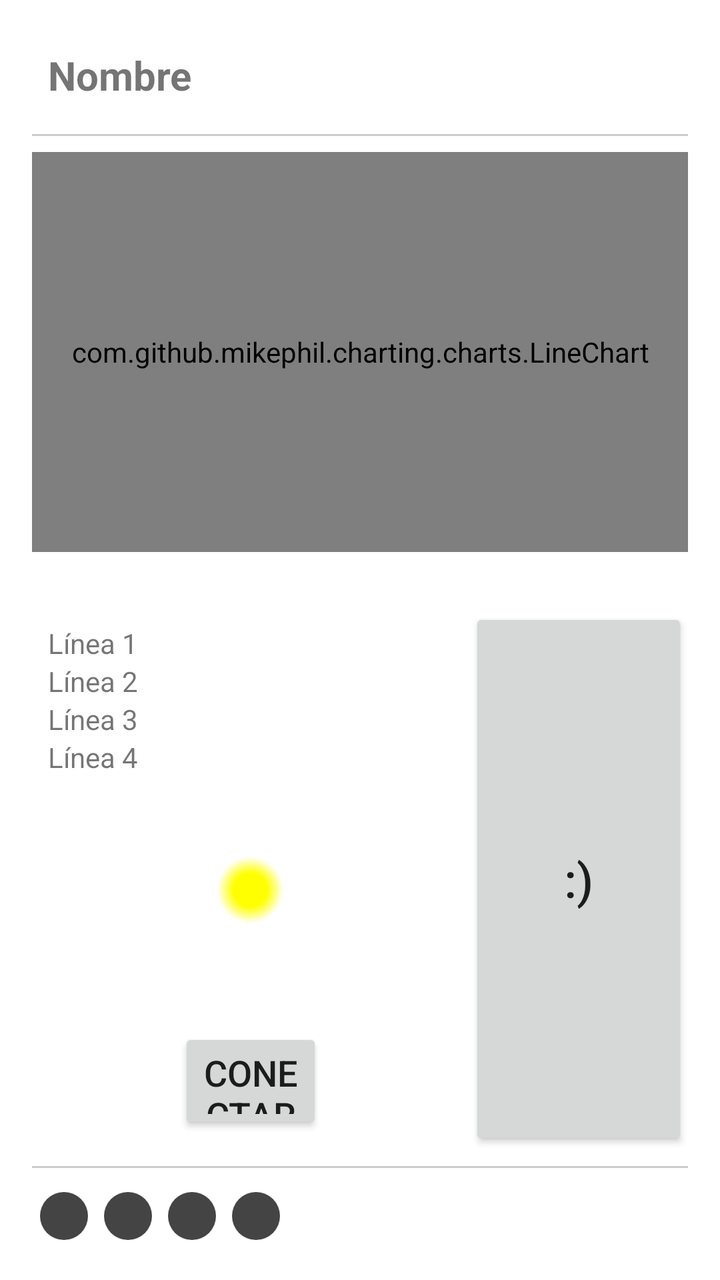
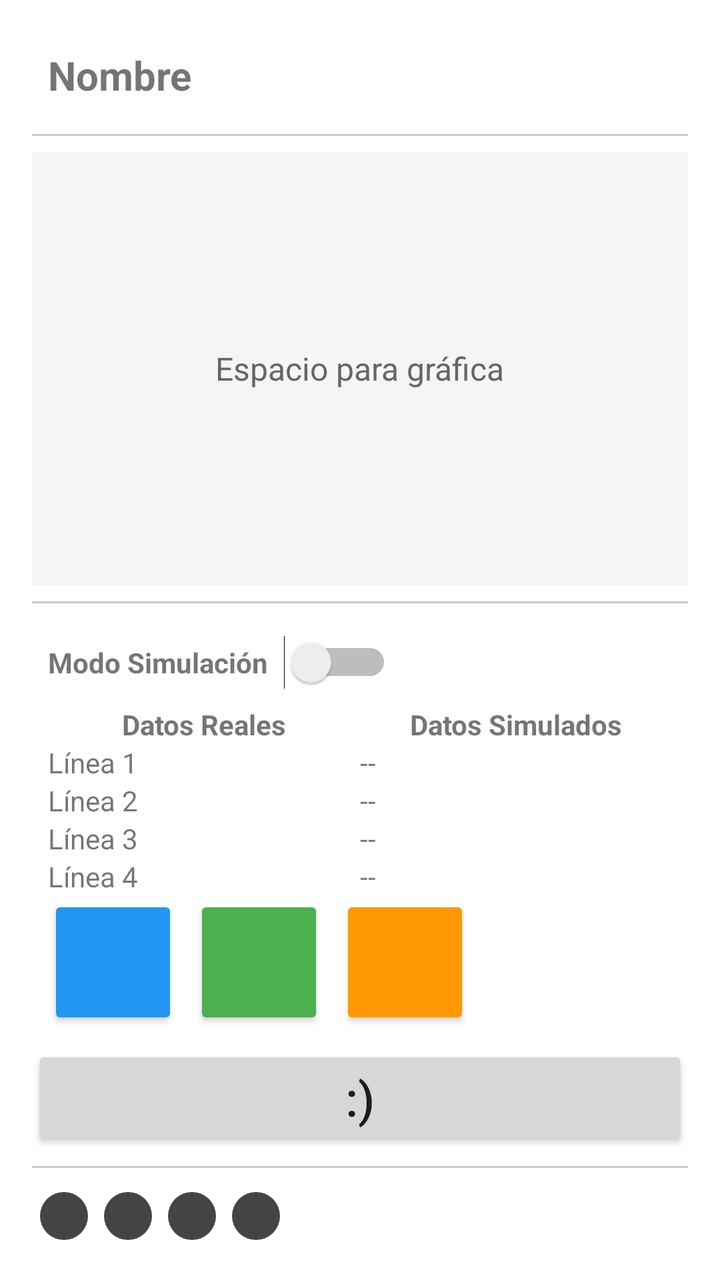

Compare the two renders of this Android layout. The source of the first and the diff that turns it into the second are given below.
<!-- AndroidManifest.xml: application theme Theme.LadyGaga -->
<!-- res/layout/activity_main.xml -->
<LinearLayout
    xmlns:android="http://schemas.android.com/apk/res/android"
    android:orientation="vertical"
    android:layout_width="match_parent"
    android:layout_height="match_parent"
    android:padding="16dp">

    

    <TextView
        android:id="@+id/titleText"
        android:layout_width="match_parent"
        android:layout_height="wrap_content"
        android:text="Nombre"
        android:textSize="20sp"
        android:textAlignment="center"
        android:textStyle="bold"
        android:padding="8dp" />

    
    <View
        android:layout_width="match_parent"
        android:layout_height="1dp"
        android:background="#CCCCCC"
        android:layout_marginVertical="8dp"/>

    
    <FrameLayout
        android:id="@+id/chartContainer"
        android:layout_width="match_parent"
        android:layout_height="533dp"
        android:layout_weight="1">

        
        <com.github.mikephil.charting.charts.LineChart
            android:id="@+id/chart1"
            android:layout_width="match_parent"
            android:layout_height="200dp"
            android:visibility="visible" />

        <com.github.mikephil.charting.charts.LineChart
            android:id="@+id/chart2"
            android:layout_width="match_parent"
            android:layout_height="200dp"
            android:visibility="gone" />

        <com.github.mikephil.charting.charts.LineChart
            android:id="@+id/chart3"
            android:layout_width="match_parent"
            android:layout_height="200dp"
            android:visibility="gone" />

        <com.github.mikephil.charting.charts.LineChart
            android:id="@+id/lineChart4"
            android:layout_width="match_parent"
            android:layout_height="200dp"
            android:visibility="gone" />

        <com.github.mikephil.charting.charts.LineChart
            android:id="@+id/lineChart5"
            android:layout_width="match_parent"
            android:layout_height="200dp"
            android:visibility="gone" />

        <View
            android:id="@+id/btnNext"
            android:layout_width="100dp"
            android:layout_height="match_parent"
            android:layout_gravity="end"
            android:background="#00000000" />

        <View
            android:id="@+id/btnPrev"
            android:layout_width="100dp"
            android:layout_height="match_parent"
            android:layout_gravity="start"
            android:background="#00000000" />

        
    </FrameLayout>
    
    <LinearLayout
        android:layout_width="match_parent"
        android:layout_height="271dp"
        android:orientation="horizontal">

        
        <LinearLayout
            android:layout_width="0dp"
            android:layout_height="match_parent"
            android:layout_weight="2"
            android:orientation="vertical"
            android:padding="8dp">

            <TextView
                android:id="@+id/linea1"
                android:layout_width="match_parent"
                android:layout_height="wrap_content"
                android:text="Línea 1" />

            <TextView
                android:id="@+id/linea2"
                android:layout_width="match_parent"
                android:layout_height="wrap_content"
                android:text="Línea 2" />

            <TextView
                android:id="@+id/linea3"
                android:layout_width="match_parent"
                android:layout_height="wrap_content"
                android:text="Línea 3" />

            <TextView
                android:id="@+id/infoText"
                android:layout_width="match_parent"
                android:layout_height="wrap_content"
                android:text="Línea 4" />

            <View
                android:id="@+id/lightIndicator"
                android:layout_width="93dp"
                android:layout_height="98dp"
                android:layout_gravity="center_horizontal"
                android:layout_marginTop="8dp"
                android:background="@drawable/light_bulb" />

            <Button
                android:id="@+id/btnConnect"
                android:layout_width="72dp"
                android:layout_height="wrap_content"
                android:layout_gravity="center"
                android:layout_marginTop="20dp"
                android:text="Conectar"
                android:textSize="18sp" />
        </LinearLayout>

        
        <Button
            android:id="@+id/btnSmile"
            android:layout_width="0dp"
            android:layout_height="match_parent"
            android:layout_weight="1"
            android:text=":)"
            android:textSize="24sp" />
    </LinearLayout>



    

    
    <View
        android:layout_width="match_parent"
        android:layout_height="1dp"
        android:background="#CCCCCC"
        android:layout_marginVertical="8dp"/>

    
    <LinearLayout
        android:orientation="horizontal"
        android:layout_width="match_parent"
        android:layout_height="wrap_content">

        

        
        <LinearLayout
            android:orientation="horizontal"
            android:layout_width="wrap_content"
            android:layout_height="wrap_content"
            android:gravity="center">
            <View
                android:id="@+id/led0"
                android:layout_width="24dp"
                android:layout_height="24dp"
                android:background="@drawable/led_off"
                android:layout_margin="4dp" />
            <View
                android:id="@+id/led1"
                android:layout_width="24dp"
                android:layout_height="24dp"
                android:background="@drawable/led_off"
                android:layout_margin="4dp" />
            <View
                android:id="@+id/led2"
                android:layout_width="24dp"
                android:layout_height="24dp"
                android:background="@drawable/led_off"
                android:layout_margin="4dp" />
            <View
                android:id="@+id/led3"
                android:layout_width="24dp"
                android:layout_height="24dp"
                android:background="@drawable/led_off"
                android:layout_margin="4dp" />



        </LinearLayout>
    </LinearLayout>
</LinearLayout>
<!-- resources referenced by this layout -->
<resources>
  <!-- drawable led_off (drawable) -->
  <shape xmlns:android="http://schemas.android.com/apk/res/android"
      android:shape="oval">
      <solid android:color="#444444" />
  </shape>
  <!-- drawable light_bulb (drawable) -->
  <?xml version="1.0" encoding="utf-8"?>
  <shape xmlns:android="http://schemas.android.com/apk/res/android"
      android:shape="oval">
      <gradient
          android:type="radial"
          android:gradientRadius="50"
          android:startColor="#FFFF00"
          android:centerColor="#FFFF00"
          android:endColor="#00FFFFFF"
          android:useLevel="false" />
  </shape>
  <style name="Theme.LadyGaga" parent="Theme.MaterialComponents.DayNight.NoActionBar">
          
          <item name="colorPrimary">@color/purple_500</item>
          <item name="colorPrimaryVariant">@color/purple_700</item>
          <item name="colorOnPrimary">@color/white</item>
          
          <item name="colorSecondary">@color/teal_200</item>
          <item name="colorSecondaryVariant">@color/teal_700</item>
          <item name="colorOnSecondary">@color/black</item>
          
          <item name="android:statusBarColor">?attr/colorPrimaryVariant</item>
          
      </style>
  <color name="purple_500">#FF6200EE</color>
  <color name="purple_700">#FF3700B3</color>
  <color name="white">#FFFFFFFF</color>
  <color name="teal_200">#FF03DAC5</color>
  <color name="teal_700">#FF018786</color>
  <color name="black">#FF000000</color>
</resources>

<!-- the commit's change to res/layout/activity_main.xml (unified diff, before → after) -->
@@ -1,3 +1,4 @@
+<?xml version="1.0" encoding="utf-8"?>
 <LinearLayout
     xmlns:android="http://schemas.android.com/apk/res/android"
     android:orientation="vertical"
@@ -6,7 +7,6 @@
     android:padding="16dp">
 
     
-
     <TextView
         android:id="@+id/titleText"
         android:layout_width="match_parent"
@@ -29,124 +29,17 @@
         android:id="@+id/chartContainer"
         android:layout_width="match_parent"
         android:layout_height="533dp"
-        android:layout_weight="1">
-
-        
-        <com.github.mikephil.charting.charts.LineChart
-            android:id="@+id/chart1"
-            android:layout_width="match_parent"
-            android:layout_height="200dp"
-            android:visibility="visible" />
-
-        <com.github.mikephil.charting.charts.LineChart
-            android:id="@+id/chart2"
-            android:layout_width="match_parent"
-            android:layout_height="200dp"
-            android:visibility="gone" />
-
-        <com.github.mikephil.charting.charts.LineChart
-            android:id="@+id/chart3"
-            android:layout_width="match_parent"
-            android:layout_height="200dp"
-            android:visibility="gone" />
-
-        <com.github.mikephil.charting.charts.LineChart
-            android:id="@+id/lineChart4"
-            android:layout_width="match_parent"
-            android:layout_height="200dp"
-            android:visibility="gone" />
-
-        <com.github.mikephil.charting.charts.LineChart
-            android:id="@+id/lineChart5"
-            android:layout_width="match_parent"
-            android:layout_height="200dp"
-            android:visibility="gone" />
-
-        <View
-            android:id="@+id/btnNext"
-            android:layout_width="100dp"
-            android:layout_height="match_parent"
-            android:layout_gravity="end"
-            android:background="#00000000" />
-
-        <View
-            android:id="@+id/btnPrev"
-            android:layout_width="100dp"
-            android:layout_height="match_parent"
-            android:layout_gravity="start"
-            android:background="#00000000" />
-
-        
+        android:layout_weight="1"
+        android:background="#F5F5F5">
+
+        <TextView
+            android:layout_width="wrap_content"
+            android:layout_height="wrap_content"
+            android:layout_gravity="center"
+            android:text="Espacio para gráfica"
+            android:textColor="#666666"
+            android:textSize="16sp" />
     </FrameLayout>
-    
-    <LinearLayout
-        android:layout_width="match_parent"
-        android:layout_height="271dp"
-        android:orientation="horizontal">
-
-        
-        <LinearLayout
-            android:layout_width="0dp"
-            android:layout_height="match_parent"
-            android:layout_weight="2"
-            android:orientation="vertical"
-            android:padding="8dp">
-
-            <TextView
-                android:id="@+id/linea1"
-                android:layout_width="match_parent"
-                android:layout_height="wrap_content"
-                android:text="Línea 1" />
-
-            <TextView
-                android:id="@+id/linea2"
-                android:layout_width="match_parent"
-                android:layout_height="wrap_content"
-                android:text="Línea 2" />
-
-            <TextView
-                android:id="@+id/linea3"
-                android:layout_width="match_parent"
-                android:layout_height="wrap_content"
-                android:text="Línea 3" />
-
-            <TextView
-                android:id="@+id/infoText"
-                android:layout_width="match_parent"
-                android:layout_height="wrap_content"
-                android:text="Línea 4" />
-
-            <View
-                android:id="@+id/lightIndicator"
-                android:layout_width="93dp"
-                android:layout_height="98dp"
-                android:layout_gravity="center_horizontal"
-                android:layout_marginTop="8dp"
-                android:background="@drawable/light_bulb" />
-
-            <Button
-                android:id="@+id/btnConnect"
-                android:layout_width="72dp"
-                android:layout_height="wrap_content"
-                android:layout_gravity="center"
-                android:layout_marginTop="20dp"
-                android:text="Conectar"
-                android:textSize="18sp" />
-        </LinearLayout>
-
-        
-        <Button
-            android:id="@+id/btnSmile"
-            android:layout_width="0dp"
-            android:layout_height="match_parent"
-            android:layout_weight="1"
-            android:text=":)"
-            android:textSize="24sp" />
-    </LinearLayout>
-
-
-
-    
 
     
     <View
@@ -157,13 +50,214 @@
 
     
     <LinearLayout
+        android:layout_width="match_parent"
+        android:layout_height="wrap_content"
+        android:orientation="vertical"
+        android:padding="8dp">
+
+        
+        <LinearLayout
+            android:layout_width="match_parent"
+            android:layout_height="wrap_content"
+            android:orientation="horizontal"
+            android:gravity="center_vertical"
+            android:layout_marginBottom="8dp">
+
+            <TextView
+                android:layout_width="wrap_content"
+                android:layout_height="wrap_content"
+                android:text="Modo Simulación"
+                android:textStyle="bold"
+                android:layout_marginEnd="8dp"/>
+
+            <Switch
+                android:id="@+id/switchSimulacion"
+                android:layout_width="wrap_content"
+                android:layout_height="wrap_content"/>
+        </LinearLayout>
+
+        <LinearLayout
+            android:layout_width="match_parent"
+            android:layout_height="wrap_content"
+            android:orientation="horizontal">
+
+            <TextView
+                android:layout_width="0dp"
+                android:layout_height="wrap_content"
+                android:layout_weight="1"
+                android:text="Datos Reales"
+                android:textStyle="bold"
+                android:gravity="center"/>
+
+            <TextView
+                android:layout_width="0dp"
+                android:layout_height="wrap_content"
+                android:layout_weight="1"
+                android:text="Datos Simulados"
+                android:textStyle="bold"
+                android:gravity="center"/>
+        </LinearLayout>
+
+        <LinearLayout
+            android:layout_width="match_parent"
+            android:layout_height="wrap_content"
+            android:orientation="horizontal">
+
+            <TextView
+                android:id="@+id/linea1"
+                android:layout_width="0dp"
+                android:layout_height="wrap_content"
+                android:layout_weight="1"
+                android:text="Línea 1" />
+
+            <TextView
+                android:id="@+id/linea1_anterior"
+                android:layout_width="0dp"
+                android:layout_height="wrap_content"
+                android:layout_weight="1"
+                android:text="--" />
+        </LinearLayout>
+
+        <LinearLayout
+            android:layout_width="match_parent"
+            android:layout_height="wrap_content"
+            android:orientation="horizontal">
+
+            <TextView
+                android:id="@+id/linea2"
+                android:layout_width="0dp"
+                android:layout_height="wrap_content"
+                android:layout_weight="1"
+                android:text="Línea 2" />
+
+            <TextView
+                android:id="@+id/linea2_anterior"
+                android:layout_width="0dp"
+                android:layout_height="wrap_content"
+                android:layout_weight="1"
+                android:text="--" />
+        </LinearLayout>
+
+        <LinearLayout
+            android:layout_width="match_parent"
+            android:layout_height="wrap_content"
+            android:orientation="horizontal">
+
+            <TextView
+                android:id="@+id/linea3"
+                android:layout_width="0dp"
+                android:layout_height="wrap_content"
+                android:layout_weight="1"
+                android:text="Línea 3" />
+
+            <TextView
+                android:id="@+id/linea3_anterior"
+                android:layout_width="0dp"
+                android:layout_height="wrap_content"
+                android:layout_weight="1"
+                android:text="--" />
+        </LinearLayout>
+
+        <LinearLayout
+            android:layout_width="match_parent"
+            android:layout_height="wrap_content"
+            android:orientation="horizontal">
+
+            <TextView
+                android:id="@+id/infoText"
+                android:layout_width="0dp"
+                android:layout_height="wrap_content"
+                android:layout_weight="1"
+                android:text="Línea 4" />
+
+            <TextView
+                android:id="@+id/infoText_anterior"
+                android:layout_width="0dp"
+                android:layout_height="wrap_content"
+                android:layout_weight="1"
+                android:text="--" />
+        </LinearLayout>
+
+        <Space
+            android:layout_width="match_parent"
+            android:layout_height="0dp"
+            android:layout_weight="1" />
+
+        <LinearLayout
+            android:layout_width="wrap_content"
+            android:layout_height="wrap_content"
+            android:orientation="horizontal">
+
+            <Button
+                android:id="@+id/btnConnect"
+                android:layout_width="65dp"
+                android:layout_height="67dp"
+                android:backgroundTint="#2196F3"
+                android:text=""
+                android:textSize="18sp" />
+
+            <Button
+                android:id="@+id/btnSendData"
+                android:layout_width="65dp"
+                android:layout_height="67dp"
+                android:layout_marginStart="8dp"
+                android:backgroundTint="#4CAF50"
+                android:text=""
+                android:textSize="18sp" />
+
+            <Button
+                android:id="@+id/btnSendSimulatedData"
+                android:layout_width="65dp"
+                android:layout_height="67dp"
+                android:layout_marginStart="8dp"
+                android:backgroundTint="#FF9800"
+                android:text=""
+                android:textSize="18sp" />
+        </LinearLayout>
+
+        <TextView
+            android:id="@+id/processingStatus"
+            android:layout_width="wrap_content"
+            android:layout_height="wrap_content"
+            android:layout_marginTop="8dp"
+            android:text="Datos procesando"
+            android:textColor="#666666"
+            android:visibility="gone" />
+    </LinearLayout>
+
+    
+    <Button
+        android:id="@+id/btnSmile"
+        android:layout_width="match_parent"
+        android:layout_height="wrap_content"
+        android:text=":)"
+        android:textSize="24sp" />
+
+    
+    <TextView
+        android:id="@+id/pumpRecommendation"
+        android:layout_width="match_parent"
+        android:layout_height="wrap_content"
+        android:layout_marginTop="8dp"
+        android:padding="8dp"
+        android:textColor="#666666"
+        android:textSize="14sp"
+        android:visibility="gone" />
+
+    
+    <View
+        android:layout_width="match_parent"
+        android:layout_height="1dp"
+        android:background="#CCCCCC"
+        android:layout_marginVertical="8dp"/>
+
+    
+    <LinearLayout
         android:orientation="horizontal"
         android:layout_width="match_parent"
         android:layout_height="wrap_content">
 
         
-
-        
         <LinearLayout
             android:orientation="horizontal"
             android:layout_width="wrap_content"
@@ -193,9 +287,6 @@
                 android:layout_height="24dp"
                 android:background="@drawable/led_off"
                 android:layout_margin="4dp" />
-
-
-
         </LinearLayout>
     </LinearLayout>
 </LinearLayout>
<!-- resource entries referenced after the edit -->
@@ -4,18 +4,6 @@
   <shape xmlns:android="http://schemas.android.com/apk/res/android"
       android:shape="oval">
       <solid android:color="#444444" />
-  </shape>
-  <!-- drawable light_bulb (drawable) -->
-  <?xml version="1.0" encoding="utf-8"?>
-  <shape xmlns:android="http://schemas.android.com/apk/res/android"
-      android:shape="oval">
-      <gradient
-          android:type="radial"
-          android:gradientRadius="50"
-          android:startColor="#FFFF00"
-          android:centerColor="#FFFF00"
-          android:endColor="#00FFFFFF"
-          android:useLevel="false" />
   </shape>
   <style name="Theme.LadyGaga" parent="Theme.MaterialComponents.DayNight.NoActionBar">
           
